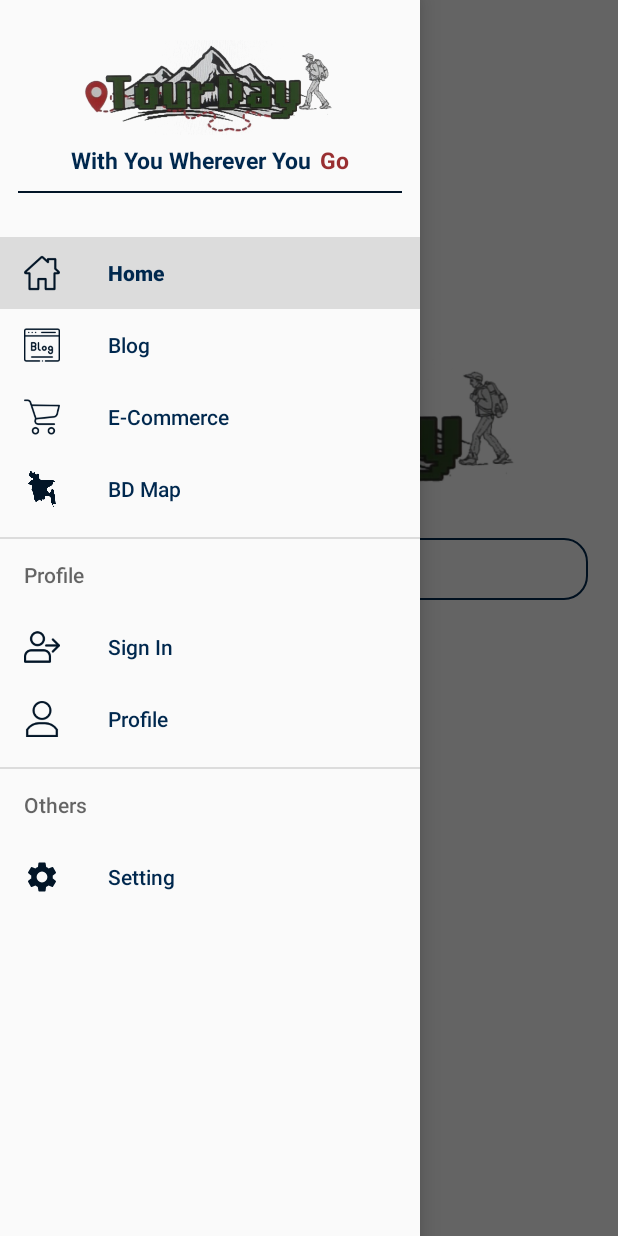
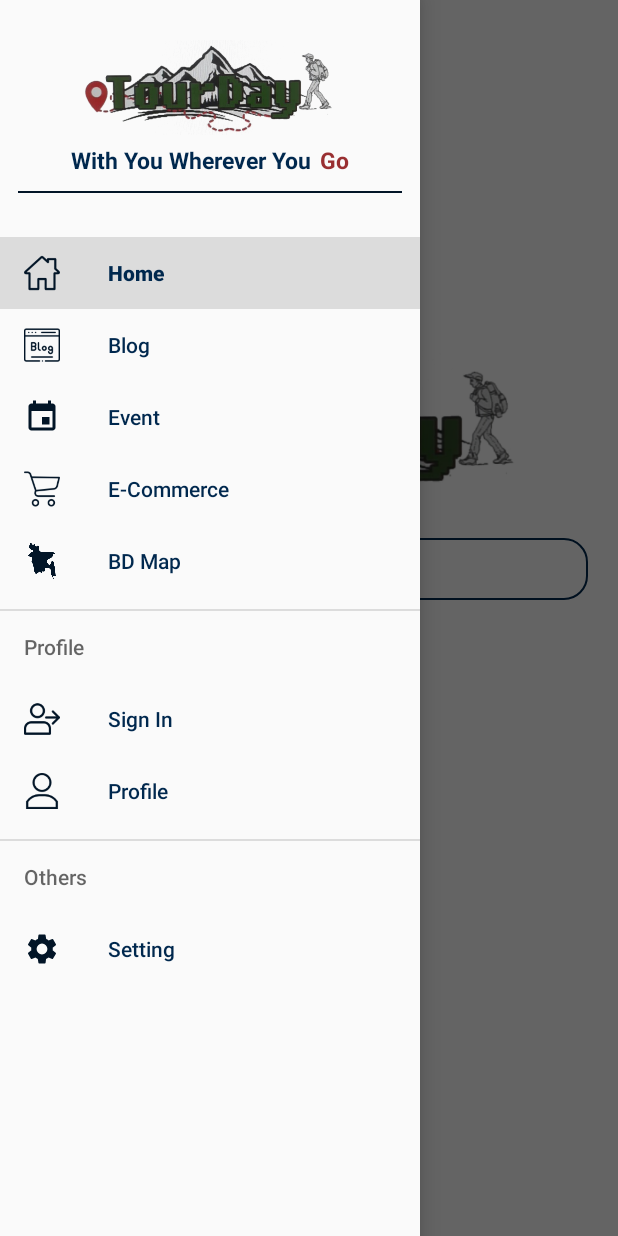
Before and after one commit to anikrakib/TourDay, an Android app: the ExploreActivity screen opened directly, with no data from a screen before it, with the side drawer open, on a phone screen of 412 x 824 dp. Run offline under Robolectric (Android 15) with nearby library versions, the phone set to English and light mode, and no system bars.

Commit message:
Add Event in Menu Bar

```diff
--- a/app/src/main/res/menu/menu_bar.xml
+++ b/app/src/main/res/menu/menu_bar.xml
@@ -12,6 +12,11 @@
             android:id="@+id/blog"
             android:icon="@drawable/blog"
             android:title="Blog"
+            />
+        <item
+            android:id="@+id/event"
+            android:icon="@drawable/ic_baseline_event_24"
+            android:title="Event"
             />
         <item
             android:id="@+id/ecom"
@@ -57,6 +62,7 @@
                     android:icon="@drawable/ic_settings_black_24dp"
                     android:title="Setting"
                     />
+
             </menu>
 
         </item>
```
